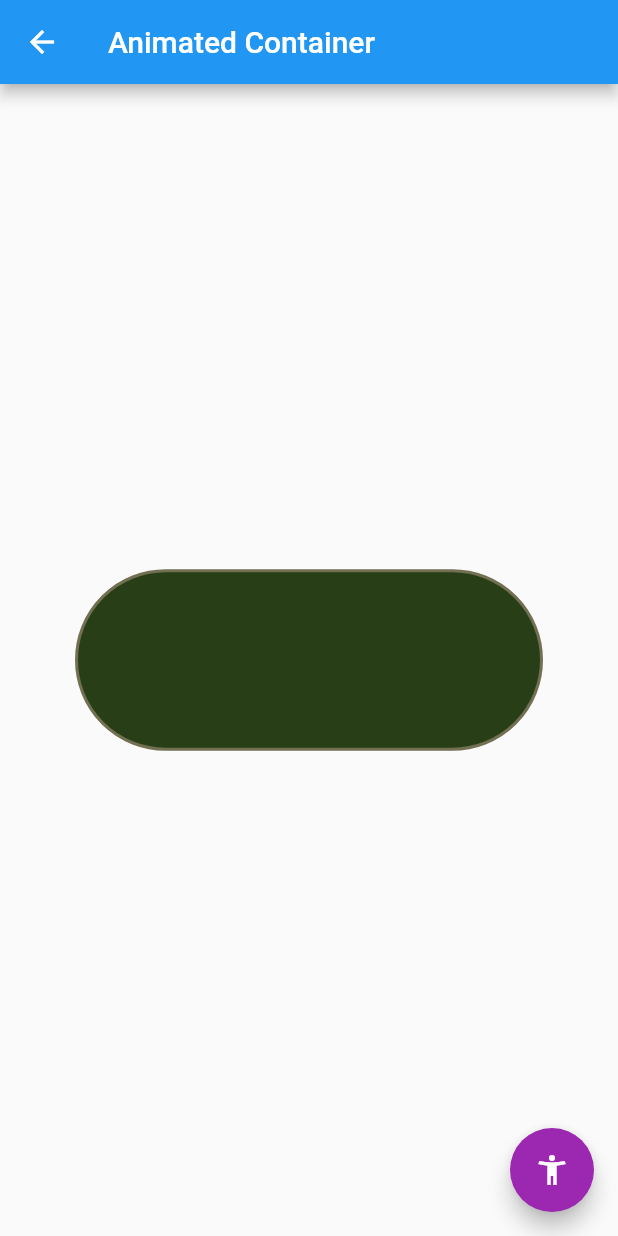
After one commit to edgon85/flutter-challenges, a Flutter app: the AnimatedContainerPage screen opened by its route, on a phone screen of 412 x 824 dp. The commit adds this screen. Run offline on Flutter 3.47's test engine with Material 2 defaults, Android fonts, the phone set to English and light mode, and no system bars.

Commit message:
Animated container

```diff
--- a/assets/data/menu_options.json
+++ b/assets/data/menu_options.json
@@ -10,6 +10,11 @@
             "route": "wrap",
             "icon": "add_alert",
             "text": "Widget Wrap"
+        },
+        {
+            "route": "animated-container",
+            "icon": "add_alert",
+            "text": "Animated Container"
         }
     ]
 }
--- /dev/null
+++ b/lib/src/pages/animated_container_page.dart
@@ -0,0 +1,57 @@
+import 'dart:math';
+
+import 'package:flutter/material.dart';
+
+class AnimatedContainerPage extends StatefulWidget {
+  AnimatedContainerPage({Key? key}) : super(key: key);
+
+  @override
+  _AnimatedContainerPageState createState() => _AnimatedContainerPageState();
+}
+
+class _AnimatedContainerPageState extends State<AnimatedContainerPage> {
+  @override
+  Widget build(BuildContext context) {
+    final rnd = new Random();
+    final r = rnd.nextInt(255);
+    final g = rnd.nextInt(255);
+    final b = rnd.nextInt(255);
+
+    final r2 = rnd.nextInt(255);
+    final g2 = rnd.nextInt(255);
+    final b2 = rnd.nextInt(255);
+
+    final width = rnd.nextInt(300) + 50;
+    final height = rnd.nextInt(300) + 50;
+
+    final borderRadius = BorderRadius.circular(rnd.nextInt(200).toDouble());
+    final border = Border.all(
+        width: rnd.nextInt(20).toDouble() + 2,
+        color: Color.fromRGBO(r2, g2, b2, 1));
+
+    return Scaffold(
+      appBar: AppBar(
+        title: Text('Animated Container'),
+      ),
+      floatingActionButton: FloatingActionButton(
+        backgroundColor: Colors.purple,
+        child: Icon(Icons.accessibility_new_outlined),
+        onPressed: () {
+          setState(() {});
+        },
+      ),
+      body: Center(
+        child: AnimatedContainer(
+          duration: Duration(milliseconds: 1200),
+          curve: Curves.elasticOut,
+          width: width.toDouble(),
+          height: height.toDouble(),
+          decoration: BoxDecoration(
+              border: border,
+              color: Color.fromRGBO(r, g, b, 1),
+              borderRadius: borderRadius),
+        ),
+      ),
+    );
+  }
+}
--- a/lib/src/routes/routes.dart
+++ b/lib/src/routes/routes.dart
@@ -1,3 +1,4 @@
+import 'package:challenges/src/pages/animated_container_page.dart';
 import 'package:challenges/src/pages/expanded_page.dart';
 import 'package:challenges/src/pages/home_page.dart';
 import 'package:challenges/src/pages/wrap_page.dart';
@@ -8,5 +9,6 @@ Map<String, WidgetBuilder> getAplicationRoutes() {
     '/': (BuildContext context) => HomePage(),
     'expanded': (BuildContext context) => ExpandedPage(),
     'wrap': (BuildContext context) => WrapPage(),
+    'animated-container': (BuildContext context) => AnimatedContainerPage(),
   };
 }
```
